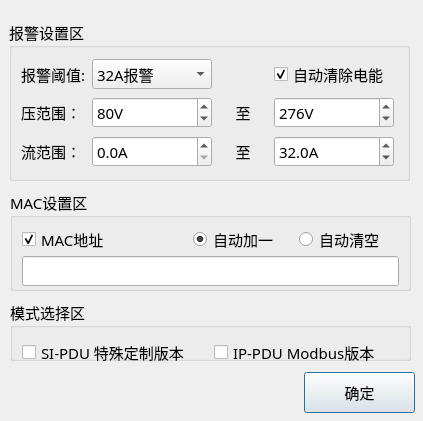
ChinaClever/PDU-CalibrateTool, file PDU-CalibrateTool/home/home_setdlg.ui: the form before one commit.
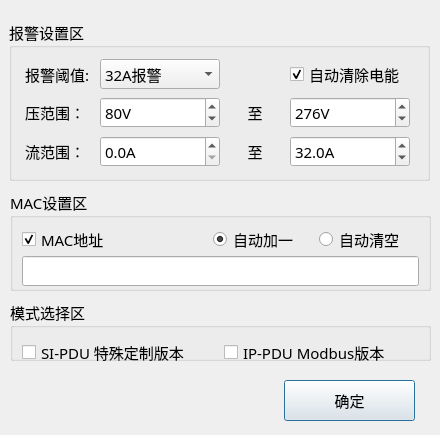
The form after the commit.

Commit message: 界面调整

Diff of the .ui file:
```diff
--- a/PDU-CalibrateTool/home/home_setdlg.ui
+++ b/PDU-CalibrateTool/home/home_setdlg.ui
@@ -6,8 +6,8 @@
    <rect>
     <x>0</x>
     <y>0</y>
-    <width>423</width>
-    <height>421</height>
+    <width>440</width>
+    <height>435</height>
    </rect>
   </property>
   <property name="windowTitle">
@@ -18,7 +18,7 @@
     <rect>
      <x>9</x>
      <y>20</y>
-     <width>401</width>
+     <width>421</width>
      <height>161</height>
     </rect>
    </property>
@@ -342,7 +342,7 @@
     <rect>
      <x>10</x>
      <y>190</y>
-     <width>401</width>
+     <width>421</width>
      <height>101</height>
     </rect>
    </property>
@@ -433,7 +433,7 @@
     <rect>
      <x>10</x>
      <y>300</y>
-     <width>401</width>
+     <width>421</width>
      <height>61</height>
     </rect>
    </property>
@@ -487,9 +487,9 @@
   <widget class="QPushButton" name="okBtn">
    <property name="geometry">
     <rect>
-     <x>304</x>
-     <y>372</y>
-     <width>111</width>
+     <x>284</x>
+     <y>380</y>
+     <width>131</width>
      <height>41</height>
     </rect>
    </property>
```
The commit also changes 3 other files.
